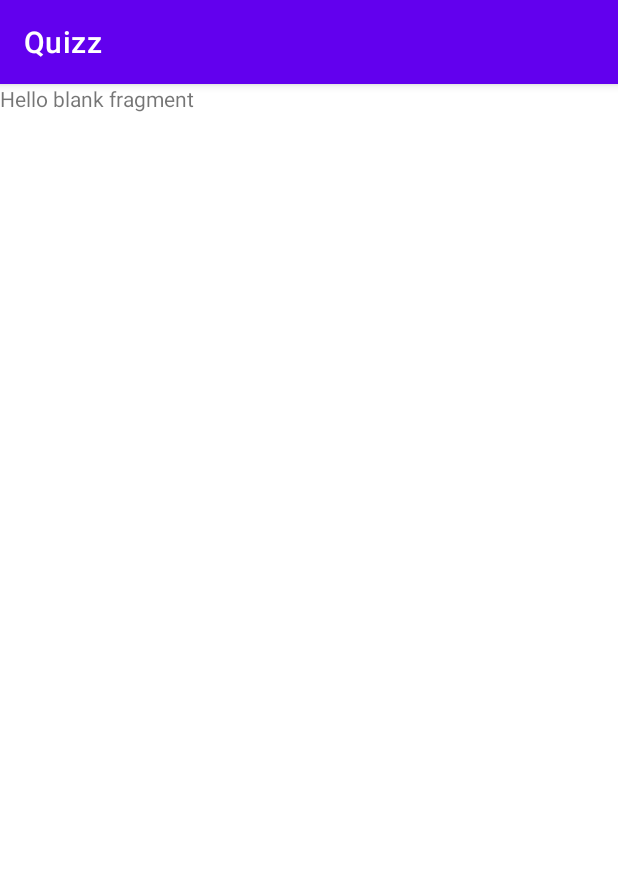
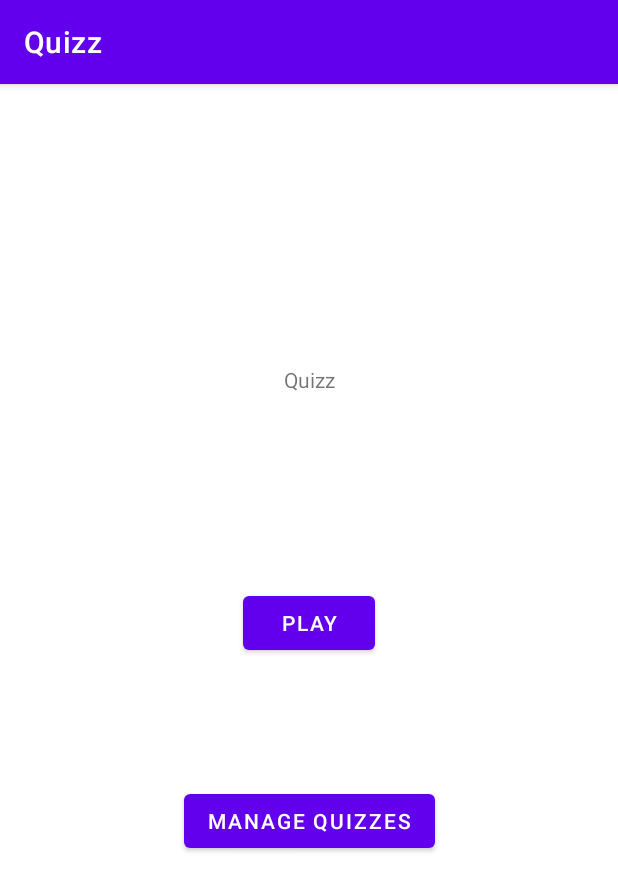
Before and after one commit to lucas-987/quizz_android, an Android app: the screen it shows after launch (MainActivity), on a phone screen of 412 x 824 dp. Shown: the top 891 px of the screen. Run offline under Robolectric (Android 15) with nearby library versions, the phone set to English and light mode, and no system bars.

Commit message:
#4 : the user select a quizz from a list. Some modifications concerning db api and repository have been made.

```diff
--- a/app/src/main/java/com/example/quizz/database/ApplicationDatabase.java
+++ b/app/src/main/java/com/example/quizz/database/ApplicationDatabase.java
@@ -9,7 +9,7 @@ import androidx.room.RoomDatabase;
 import com.example.quizz.Model.Question;
 import com.example.quizz.Model.Quizz;
 
-@Database(entities = {QuizzEntity.class, QuestionEntity.class}, version = 1)
+@Database(entities = {QuizzEntity.class, QuestionEntity.class}, version = 2)
 public abstract class ApplicationDatabase extends RoomDatabase {
 
     private static ApplicationDatabase instance;
--- a/app/src/main/java/com/example/quizz/database/QuizzDAO.java
+++ b/app/src/main/java/com/example/quizz/database/QuizzDAO.java
@@ -7,6 +7,8 @@ import androidx.room.Insert;
 import androidx.room.Query;
 import androidx.room.Transaction;
 import androidx.room.Update;
+
+import com.example.quizz.Model.Quizz;
 
 import java.util.List;
 
--- a/app/src/main/java/com/example/quizz/database/QuizzWithQuestions.java
+++ b/app/src/main/java/com/example/quizz/database/QuizzWithQuestions.java
@@ -10,7 +10,8 @@ public class QuizzWithQuestions {
 
     @Relation(
         parentColumn = "id",
-        entityColumn = "quizzId"
+        entityColumn = "quizzId",
+        entity = QuestionEntity.class
     )
     public List<QuestionEntity> questions;
 }
--- a/app/src/main/java/com/example/quizz/ui/HomeFragment.java
+++ b/app/src/main/java/com/example/quizz/ui/HomeFragment.java
@@ -3,14 +3,33 @@ package com.example.quizz.ui;
 import android.os.Bundle;
 
 import androidx.fragment.app.Fragment;
+import androidx.navigation.Navigation;
 
 import android.view.LayoutInflater;
 import android.view.View;
 import android.view.ViewGroup;
+import android.widget.Button;
 
 import com.example.quizz.R;
 
 public class HomeFragment extends Fragment {
+
+    private Button playButton;
+    private Button gameManagementButton;
+
+    private View.OnClickListener playButtonClicked = new View.OnClickListener() {
+        @Override
+        public void onClick(View view) {
+            Navigation.findNavController(getView()).navigate(R.id.action_homeFragment_to_gameSelectionFragment);
+        }
+    };
+
+    private View.OnClickListener gameManagementButtonClicked = new View.OnClickListener() {
+        @Override
+        public void onClick(View view) {
+            Navigation.findNavController(getView()).navigate(R.id.action_homeFragment_to_quizzManagementFragment);
+        }
+    };
 
     @Override
     public void onCreate(Bundle savedInstanceState) {
@@ -20,7 +39,15 @@ public class HomeFragment extends Fragment {
     @Override
     public View onCreateView(LayoutInflater inflater, ViewGroup container,
                              Bundle savedInstanceState) {
-        // Inflate the layout for this fragment
-        return inflater.inflate(R.layout.fragment_home, container, false);
+
+        View view = inflater.inflate(R.layout.fragment_home, container, false);
+
+        playButton = view.findViewById(R.id.homeFragment_play_button);
+        playButton.setOnClickListener(playButtonClicked);
+
+        gameManagementButton = view.findViewById(R.id.homeFragment_quizzManagement_button);
+        gameManagementButton.setOnClickListener(gameManagementButtonClicked);
+
+        return view;
     }
 }
--- a/app/src/main/res/layout/fragment_home.xml
+++ b/app/src/main/res/layout/fragment_home.xml
@@ -1,14 +1,43 @@
 <?xml version="1.0" encoding="utf-8"?>
-<FrameLayout xmlns:android="http://schemas.android.com/apk/res/android"
+<androidx.constraintlayout.widget.ConstraintLayout xmlns:android="http://schemas.android.com/apk/res/android"
     xmlns:tools="http://schemas.android.com/tools"
     android:layout_width="match_parent"
     android:layout_height="match_parent"
+    xmlns:app="http://schemas.android.com/apk/res-auto"
     tools:context=".ui.HomeFragment">
 
-    <!-- TODO: Update blank fragment layout -->
     <TextView
-        android:layout_width="match_parent"
-        android:layout_height="match_parent"
-        android:text="@string/hello_blank_fragment" />
+        android:layout_width="wrap_content"
+        android:layout_height="wrap_content"
+        android:id="@+id/homeFragment_title_textView"
+        android:text="@string/app_name"
+        app:layout_constraintStart_toStartOf="parent"
+        app:layout_constraintEnd_toEndOf="parent"
+        app:layout_constraintTop_toTopOf="parent"
+        app:layout_constraintBottom_toBottomOf="parent"
+        app:layout_constraintVertical_bias="0.25"/>
 
-</FrameLayout>
+    <Button
+        android:id="@+id/homeFragment_play_button"
+        android:layout_width="wrap_content"
+        android:layout_height="wrap_content"
+        android:text="@string/button_play"
+        app:layout_constraintStart_toStartOf="parent"
+        app:layout_constraintEnd_toEndOf="parent"
+        app:layout_constraintBottom_toBottomOf="parent"
+        app:layout_constraintTop_toBottomOf="@id/homeFragment_title_textView"
+        app:layout_constraintVertical_bias="0.25"/>
+
+    <Button
+        android:layout_width="wrap_content"
+        android:layout_height="wrap_content"
+        android:id="@+id/homeFragment_quizzManagement_button"
+        android:text="@string/button_quizz_management"
+        app:layout_constraintStart_toStartOf="parent"
+        app:layout_constraintEnd_toEndOf="parent"
+        app:layout_constraintBottom_toBottomOf="parent"
+        app:layout_constraintTop_toBottomOf="@id/homeFragment_play_button"
+        app:layout_constraintVertical_bias="0.25"/>
+
+
+</androidx.constraintlayout.widget.ConstraintLayout>
--- a/app/src/main/res/values/strings.xml
+++ b/app/src/main/res/values/strings.xml
@@ -2,4 +2,7 @@
     <string name="app_name">Quizz</string>
     <!-- TODO: Remove or change this placeholder text -->
     <string name="hello_blank_fragment">Hello blank fragment</string>
+
+    <string name="button_play">Play</string>
+    <string name="button_quizz_management">Manage quizzes</string>
 </resources>
```
Also changed, not shown: app/src/main/java/com/example/quizz/Model/Question.java (+16 -0 lines), app/src/main/java/com/example/quizz/Model/Quizz.java (+11 -0 lines), app/src/main/java/com/example/quizz/database/QuizzRepository.java (+19 -5 lines), app/src/main/java/com/example/quizz/database/TypesConverter.java (added, +27 -0 lines), app/src/main/java/com/example/quizz/ui/GameSelectionAdapter.java (added, +78 -0 lines), app/src/main/java/com/example/quizz/ui/GameSelectionFragment.java (+46 -1 lines), app/src/main/java/com/example/quizz/viewModel/GameSelectionViewModel.java (added, +28 -0 lines), app/src/main/java/com/example/quizz/viewModel/GameViewModel.java (added, +39 -0 lines), app/src/main/res/layout/fragment_game_selection.xml (+10 -5 lines), app/src/main/res/layout/game_selection_quizz_item.xml (added, +38 -0 lines).
